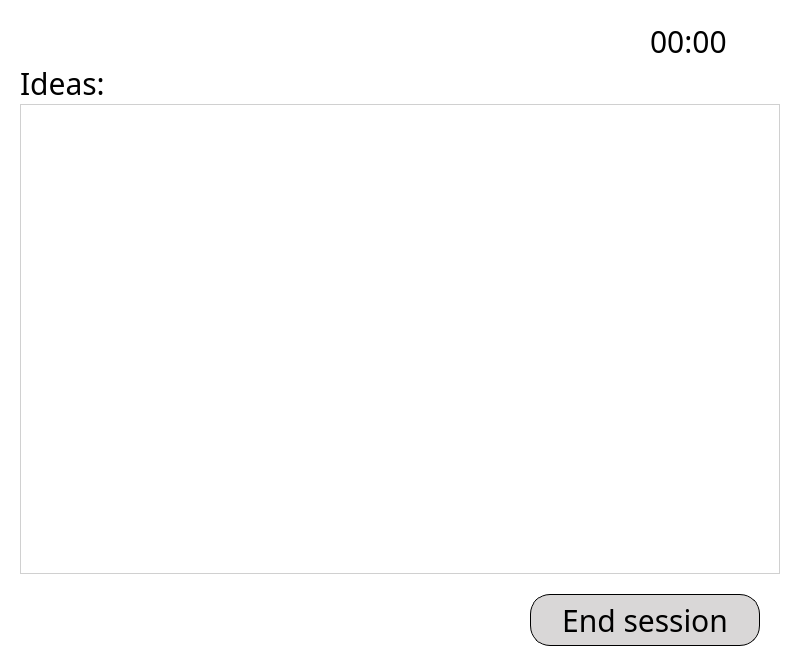
The window that OS_Lab9_Server/mainwindow.ui (Bohdan2113/OS_Lab9_Server) describes before a commit, drawn with Qt 5.
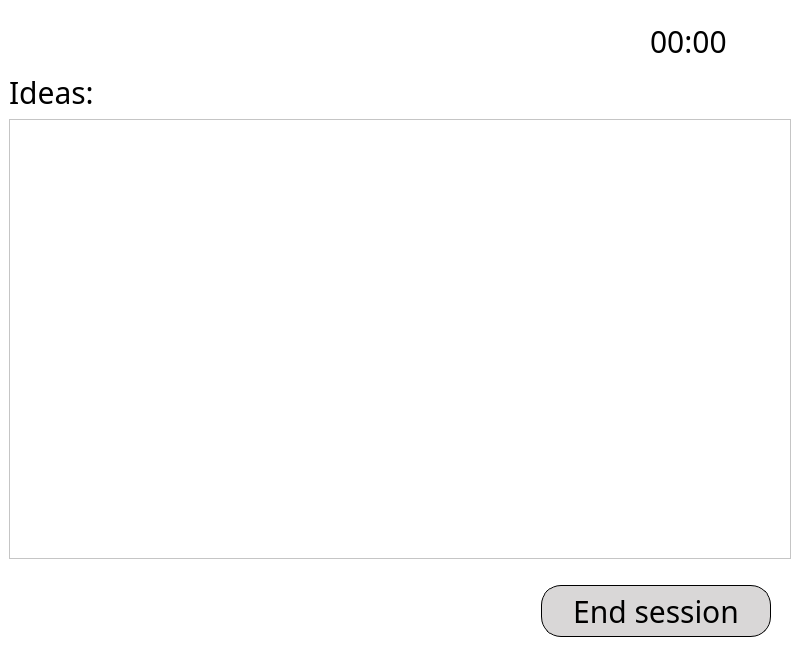
The same window after the commit. The open tabs and pages were chosen to show the change. Icons and pictures are not drawn.

Patch:
```diff
--- a/OS_Lab9_Server/mainwindow.ui
+++ b/OS_Lab9_Server/mainwindow.ui
@@ -662,22 +662,7 @@
            <string notr="true">background: transparent;
 </string>
           </property>
-          <layout class="QVBoxLayout" name="verticalLayout_6">
-           <property name="spacing">
-            <number>0</number>
-           </property>
-           <property name="leftMargin">
-            <number>20</number>
-           </property>
-           <property name="topMargin">
-            <number>0</number>
-           </property>
-           <property name="rightMargin">
-            <number>20</number>
-           </property>
-           <property name="bottomMargin">
-            <number>0</number>
-           </property>
+          <layout class="QVBoxLayout" name="verticalLayout_3">
            <item>
             <widget class="QLabel" name="label_2">
              <property name="font">
@@ -701,26 +686,70 @@
             </widget>
            </item>
            <item>
-            <widget class="QScrollArea" name="scrollArea">
+            <widget class="QTableWidget" name="voteTable">
+             <property name="sizePolicy">
+              <sizepolicy hsizetype="Expanding" vsizetype="Expanding">
+               <horstretch>0</horstretch>
+               <verstretch>0</verstretch>
+              </sizepolicy>
+             </property>
+             <property name="font">
+              <font>
+               <pointsize>16</pointsize>
+              </font>
+             </property>
              <property name="styleSheet">
-              <string notr="true">background-color: rgba(255, 255, 255, 0.8); </string>
+              <string notr="true">background: transparent;
+background-color: rgb(255, 255, 255);
+color: rgb(0, 0, 0);</string>
              </property>
-             <property name="widgetResizable">
+             <property name="sizeAdjustPolicy">
+              <enum>QAbstractScrollArea::SizeAdjustPolicy::AdjustIgnored</enum>
+             </property>
+             <property name="editTriggers">
+              <set>QAbstractItemView::EditTrigger::NoEditTriggers</set>
+             </property>
+             <property name="dragEnabled">
               <bool>true</bool>
              </property>
-             <widget class="QWidget" name="scrollAreaWidgetContents">
-              <property name="geometry">
-               <rect>
-                <x>0</x>
-                <y>0</y>
-                <width>758</width>
-                <height>469</height>
-               </rect>
-              </property>
-              <property name="styleSheet">
-               <string notr="true">background-color: rgba(255, 255, 255, 0.8); </string>
-              </property>
-             </widget>
+             <property name="selectionMode">
+              <enum>QAbstractItemView::SelectionMode::MultiSelection</enum>
+             </property>
+             <property name="selectionBehavior">
+              <enum>QAbstractItemView::SelectionBehavior::SelectRows</enum>
+             </property>
+             <property name="textElideMode">
+              <enum>Qt::TextElideMode::ElideLeft</enum>
+             </property>
+             <property name="verticalScrollMode">
+              <enum>QAbstractItemView::ScrollMode::ScrollPerItem</enum>
+             </property>
+             <property name="horizontalScrollMode">
+              <enum>QAbstractItemView::ScrollMode::ScrollPerItem</enum>
+             </property>
+             <property name="rowCount">
+              <number>0</number>
+             </property>
+             <property name="columnCount">
+              <number>2</number>
+             </property>
+             <attribute name="horizontalHeaderVisible">
+              <bool>false</bool>
+             </attribute>
+             <attribute name="horizontalHeaderStretchLastSection">
+              <bool>true</bool>
+             </attribute>
+             <attribute name="verticalHeaderCascadingSectionResizes">
+              <bool>false</bool>
+             </attribute>
+             <attribute name="verticalHeaderMinimumSectionSize">
+              <number>0</number>
+             </attribute>
+             <attribute name="verticalHeaderDefaultSectionSize">
+              <number>45</number>
+             </attribute>
+             <column/>
+             <column/>
             </widget>
            </item>
            <item>
```
Left out of the diff: 21 changed lines with no effect on the pictures.
